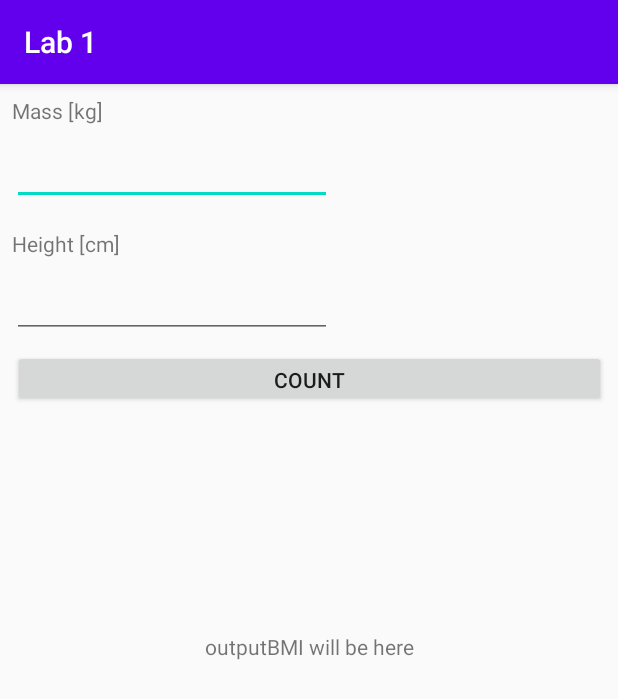
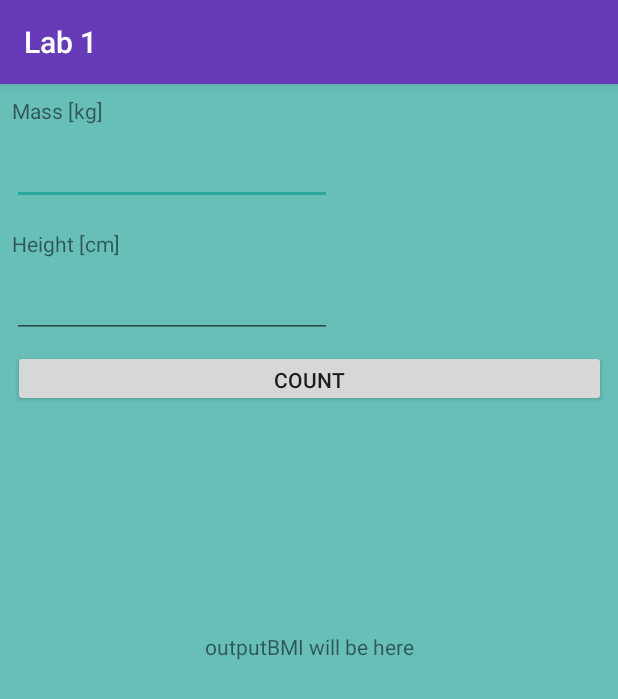
Before and after one commit to MegaKruk/PWr-MMS-Lab, an Android app: the screen it shows after launch (MainActivity), on a phone screen of 412 x 824 dp. Shown: the top 699 px of the screen. Run offline under Robolectric (Android 15) with nearby library versions, the phone set to English and light mode, and no system bars.

Commit message:
Played with colours

```diff
--- a/Lab1/app/src/main/res/layout/activity_main.xml
+++ b/Lab1/app/src/main/res/layout/activity_main.xml
@@ -4,6 +4,7 @@
     xmlns:tools="http://schemas.android.com/tools"
     android:layout_width="match_parent"
     android:layout_height="match_parent"
+    android:background="@color/colorAccent"
     tools:context=".MainActivity">
 
     <TextView
--- a/Lab1/app/src/main/res/values/colors.xml
+++ b/Lab1/app/src/main/res/values/colors.xml
@@ -1,6 +1,6 @@
 <?xml version="1.0" encoding="utf-8"?>
 <resources>
-    <color name="colorPrimary">#6200EE</color>
-    <color name="colorPrimaryDark">#3700B3</color>
-    <color name="colorAccent">#03DAC5</color>
+    <color name="colorPrimary">#673AB7</color>
+    <color name="colorPrimaryDark">#DF3F51B5</color>
+    <color name="colorAccent">#95009688</color>
 </resources>
```
